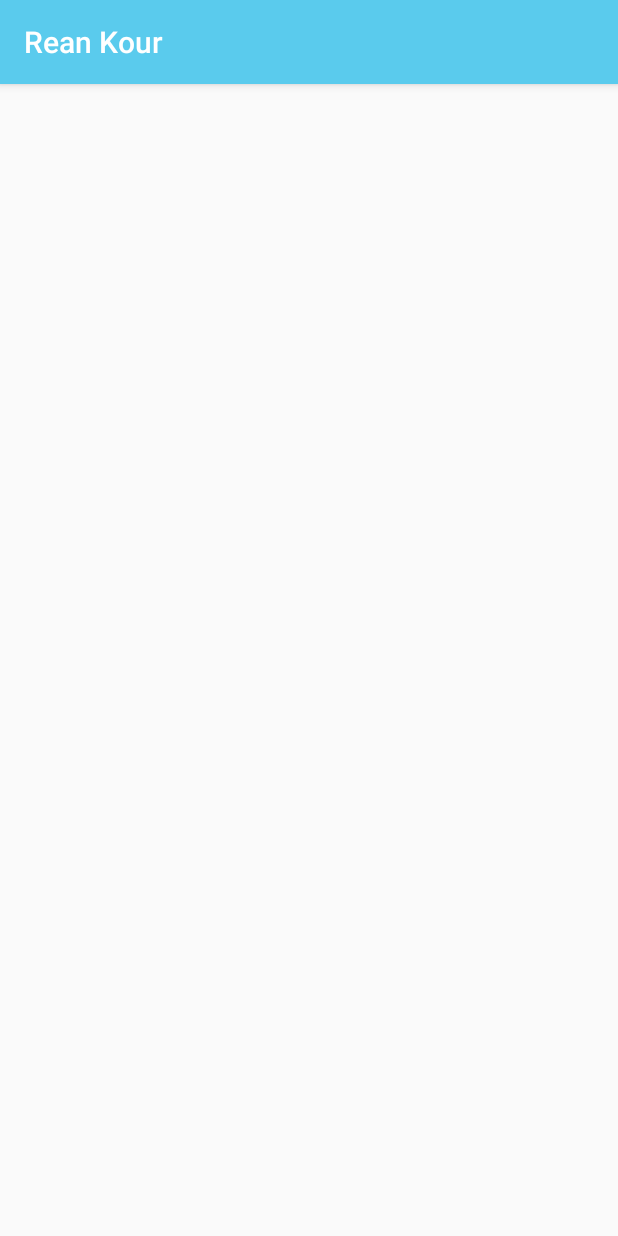
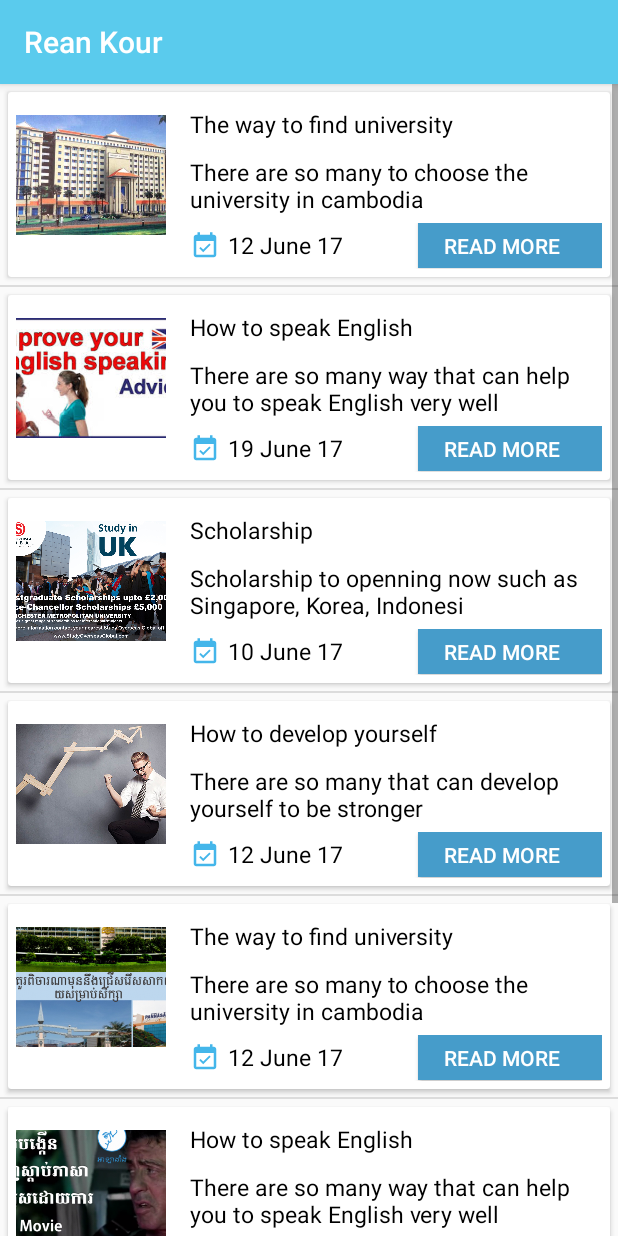
Before and after one commit to JaneSoo/ReanKour, an Android app: the fragment FragmentVideo shown on its own in the app's theme, on a phone screen of 412 x 824 dp. Run offline under Robolectric (Android 15) with nearby library versions, the phone set to English and light mode, and no system bars; 1 statement that could not run was skipped.

Commit message:
create content

```diff
--- a/app/src/main/java/com/example/janesoo/reankour/adapter/DocumentAdapter.java
+++ b/app/src/main/java/com/example/janesoo/reankour/adapter/DocumentAdapter.java
@@ -1,13 +1,16 @@
 package com.example.janesoo.reankour.adapter;
 
 import android.content.Context;
+import android.content.Intent;
 import android.view.LayoutInflater;
 import android.view.View;
 import android.view.ViewGroup;
 import android.widget.BaseAdapter;
+import android.widget.Button;
 import android.widget.ImageView;
 import android.widget.TextView;
 
+import com.example.janesoo.reankour.DetailDocumentActivity;
 import com.example.janesoo.reankour.R;
 import com.example.janesoo.reankour.model.Document;
 
@@ -23,9 +26,8 @@ public class DocumentAdapter extends BaseAdapter {
     private int layout;
     private Context context;
 
-    public DocumentAdapter(ArrayList<Document> arrayList, int layout, Context context) {
+    public DocumentAdapter(ArrayList<Document> arrayList, Context context) {
         this.arrayList = arrayList;
-        this.layout = layout;
         this.context = context;
     }
 
@@ -70,6 +72,19 @@ public class DocumentAdapter extends BaseAdapter {
         TextView textViewDate= (TextView) myView.findViewById(R.id.news_date);
         textViewDate.setText(arrayList.get(position).getDate());
 
+       /* Button buttonReadMore=(Button)myView.findViewById(R.id.btn_readMore);
+*/
+       /* buttonReadMore.setOnClickListener(new View.OnClickListener() {
+            @Override
+            public void onClick(View v) {
+                Intent intent = new Intent(context,DetailDocumentActivity.class);
+                intent.putExtra("Content",arrayList.get(position));
+                context.startActivity(intent);
+            }
+        });*/
+
+
+
         return myView;
     }
 }
--- a/app/src/main/java/com/example/janesoo/reankour/adapter/SubjectAdapter.java
+++ b/app/src/main/java/com/example/janesoo/reankour/adapter/SubjectAdapter.java
@@ -27,12 +27,7 @@ public class SubjectAdapter extends BaseAdapter {
     private Context context;
     private ArrayList<SubjectModel> arrayList=new ArrayList<>();
 
-    /*public SubjectAdapter(Context context, int layout, ArrayList<SubjectModel> listSubject) {
-        this.context = context;
-        this.layout =layout;
-        this.listSubject =listSubject;
 
-    }*/
 
     public SubjectAdapter(ArrayList<SubjectModel> newSubject, Context context) {
         this.arrayList=newSubject;
--- a/app/src/main/java/com/example/janesoo/reankour/adapter/VideoAdapter.java
+++ b/app/src/main/java/com/example/janesoo/reankour/adapter/VideoAdapter.java
@@ -34,6 +34,8 @@ public class VideoAdapter extends BaseAdapter {
 
     @Override
     public View getView(int position, View convertView, ViewGroup parent) {
+
+
         return null;
     }
 }
--- a/app/src/main/java/com/example/janesoo/reankour/fragment/FragmentSubject.java
+++ b/app/src/main/java/com/example/janesoo/reankour/fragment/FragmentSubject.java
@@ -29,7 +29,7 @@ public class FragmentSubject extends Fragment{
         this.subjectActivity = subjectActivity;
     }
 
-    private ArrayList<SubjectModel> arrayList=new ArrayList<>();
+
 
 
     @Nullable
--- a/app/src/main/java/com/example/janesoo/reankour/fragment/FragmentVideo.java
+++ b/app/src/main/java/com/example/janesoo/reankour/fragment/FragmentVideo.java
@@ -6,18 +6,51 @@ import android.support.v4.app.Fragment;
 import android.view.LayoutInflater;
 import android.view.View;
 import android.view.ViewGroup;
+import android.widget.Button;
+import android.widget.ListView;
 
+import com.example.janesoo.reankour.DocumentActivity;
 import com.example.janesoo.reankour.R;
+import com.example.janesoo.reankour.adapter.DocumentAdapter;
+import com.example.janesoo.reankour.model.Document;
+
+import java.util.ArrayList;
 
 /**
  * Created by JaneSoo on 17-Jun-17.
  */
 
 public class FragmentVideo extends Fragment {
+    ListView listView;
+    DocumentAdapter documentAdapter;
+    DocumentActivity documentActivity;
+
+    public void setDocumentActivity(DocumentActivity documentActivity){
+        this.documentActivity= documentActivity;
+    }
+
     @Nullable
     @Override
     public View onCreateView(LayoutInflater inflater, @Nullable ViewGroup container, @Nullable Bundle savedInstanceState) {
-        View myview = inflater.inflate(R.layout.all_fragment_layout,container,false);
-        return myview;
+        View myView = inflater.inflate(R.layout.content_document,container,false);
+        listView= (ListView)myView.findViewById(R.id.list_document);
+        Button buttonReadMore=(Button)myView.findViewById(R.id.btn_readMore);
+        ArrayList<Document> newDocument =new ArrayList<>();
+
+
+        newDocument.add(new Document(R.drawable.university,"The way to find university","There are so many to choose the university in cambodia","12 June 17"));
+        newDocument.add(new Document(R.drawable.speaking,"How to speak English","There are so many way that can help you to speak English very well","19 June 17"));
+        newDocument.add(new Document(R.drawable.scholarship,"Scholarship","Scholarship to openning now such as Singapore, Korea, Indonesi","10 June 17"));
+        newDocument.add(new Document(R.drawable.develop,"How to develop yourself","There are so many that can develop yourself to be stronger ","12 June 17"));
+        newDocument.add(new Document(R.drawable.content1,"The way to find university","There are so many to choose the university in cambodia","12 June 17"));
+        newDocument.add(new Document(R.drawable.content2,"How to speak English","There are so many way that can help you to speak English very well","19 June 17"));
+        newDocument.add(new Document(R.drawable.content3,"Scholarship","Scholarship to openning now such as Singapore, Korea, Indonesi","10 June 17"));
+        newDocument.add(new Document(R.drawable.content4,"How to develop yourself","There are so many that can develop yourself to be stronger ","12 June 17"));
+
+        documentAdapter=new DocumentAdapter(newDocument,getContext());
+        listView.setAdapter(documentAdapter);
+        documentAdapter.notifyDataSetChanged();
+        return myView;
+
     }
 }
```
Also changed, not shown: app/src/main/java/com/example/janesoo/reankour/DetailDocumentActivity.java (+28 -0 lines), app/src/main/java/com/example/janesoo/reankour/DocumentActivity.java (+4 -20 lines), app/src/main/res/drawable/develop.jpg (added), app/src/main/res/drawable/scholarship.jpg (added), app/src/main/res/drawable/speaking.jpg (added), app/src/main/res/drawable/university.jpg (added).
